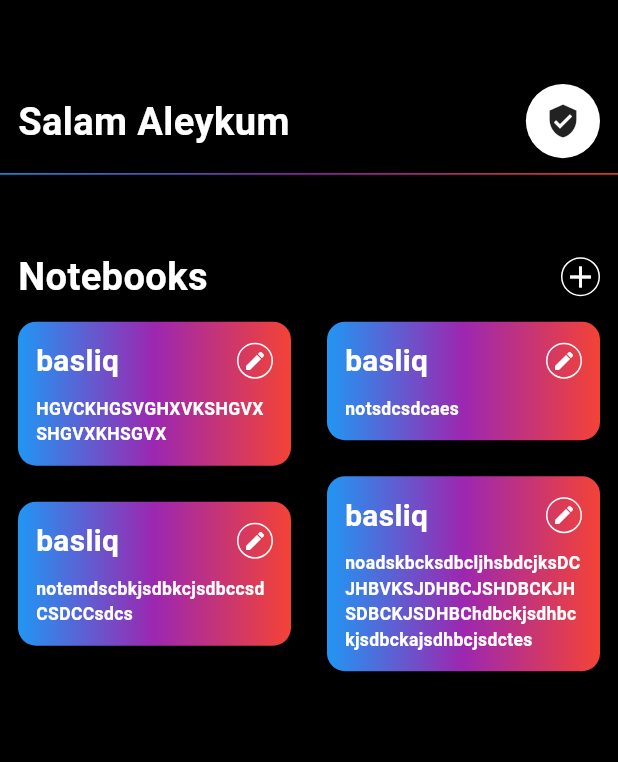
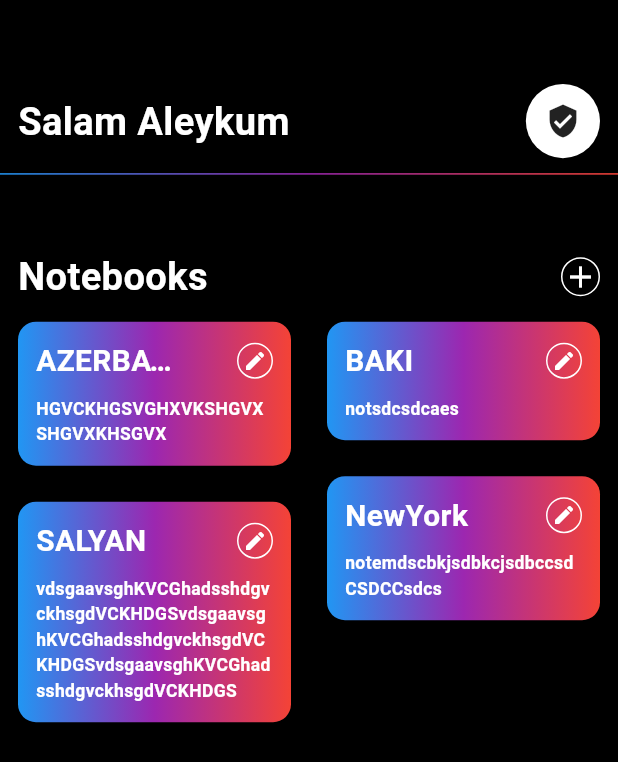
Before and after one commit to QalibJs/todo-app, a Flutter app: the screen it shows after launch, on a phone screen of 412 x 824 dp. Shown: the top 762 px of the screen. Run offline on Flutter 3.47's test engine with Material 2 defaults, Android fonts, the phone set to English and light mode, and no system bars; our stand-ins replace sizer.

Commit message:
second commit

```diff
--- a/lib/app/home/screen/home_screen.dart
+++ b/lib/app/home/screen/home_screen.dart
@@ -9,9 +9,9 @@ class HomeScreen extends StatelessWidget {
   @override
   Widget build(BuildContext context) {
     return Scaffold(
-      backgroundColor: Appcolors.black,
+      backgroundColor: AppColors.black,
       appBar: AppBar(
-        backgroundColor: Appcolors.black,
+        backgroundColor: AppColors.black,
         elevation: 0,
       ),
       body: const Column(
--- a/lib/app/home/widgets/home_edit_wigdet.dart
+++ b/lib/app/home/widgets/home_edit_wigdet.dart
@@ -5,15 +5,24 @@ import 'package:todo/constant/app_paddings.dart';
 import 'package:todo/constant/app_text_style.dart';
 
 class HomeEditWidget extends StatelessWidget {
-  const HomeEditWidget({super.key});
+  final String title;
+  const HomeEditWidget({
+    super.key,
+    required this.title,
+  });
 
   @override
   Widget build(BuildContext context) {
     return Row(
       children: [
-        Text(
-          "basliq",
-          style: AppTextStyle.headerNotes,
+        SizedBox(
+          width: 100,
+          child: Text(
+            title,
+            style: title.length < 6
+                ? AppTextStyle.headerNotes
+                : AppTextStyle.overFlowedHeaderNotes,
+          ),
         ),
         const Spacer(),
         Container(
@@ -22,7 +31,7 @@ class HomeEditWidget extends StatelessWidget {
           child: Icon(
             Icons.edit,
             size: 16,
-            color: Appcolors.white,
+            color: AppColors.white,
           ),
         ),
       ],
--- a/lib/app/home/widgets/home_grid_tile_widget.dart
+++ b/lib/app/home/widgets/home_grid_tile_widget.dart
@@ -5,14 +5,18 @@ import 'package:todo/app/home/widgets/home_notes_widget.dart';
 import 'package:todo/constant/app_box_decoration.dart';
 import 'package:todo/constant/app_paddings.dart';
 import 'package:todo/constant/app_sized_box.dart';
+import 'package:todo/data/model/home_model.dart';
 
 class HomeGridTileWidget extends StatelessWidget {
   final String datas;
+  final String title;
   final int index;
+  final List<HomeModel> homeModel;
   const HomeGridTileWidget({
     Key? key,
     required this.datas,
     required this.index,
+    required this.homeModel, required this.title,
   }) : super(key: key);
 
   @override
@@ -24,9 +28,11 @@ class HomeGridTileWidget extends StatelessWidget {
       child: Column(
         crossAxisAlignment: CrossAxisAlignment.start,
         children: [
-          const HomeEditWidget(),
+          HomeEditWidget(title: title,),
           AppSizedBox.h10,
-          HomeNotesWidget(datas: datas)
+          HomeNotesWidget(
+            datas: datas,
+          )
         ],
       ),
     );
--- a/lib/app/home/widgets/home_grid_view_widget.dart
+++ b/lib/app/home/widgets/home_grid_view_widget.dart
@@ -25,6 +25,7 @@ class HomeGridViewWidget extends StatelessWidget {
                 return HomeGridTileWidget(
                   datas: datas.notes,
                   index: index,
+                  homeModel: homeModel, title: datas.title,
                 );
               },
             ),
--- a/lib/app/home/widgets/home_notes_widget.dart
+++ b/lib/app/home/widgets/home_notes_widget.dart
@@ -3,13 +3,18 @@ import 'package:todo/constant/app_text_style.dart';
 
 class HomeNotesWidget extends StatelessWidget {
   final String datas;
-  const HomeNotesWidget({super.key, required this.datas});
+  const HomeNotesWidget({
+    super.key,
+    required this.datas,
+  });
 
   @override
   Widget build(BuildContext context) {
     return Text(
       datas,
-      style: AppTextStyle.homeNotes,
+      style: datas.length < 120
+          ? AppTextStyle.homeNotes
+          : AppTextStyle.overFlowedHomeNotes,
     );
   }
 }
--- a/lib/app/home/widgets/home_second_header_widget.dart
+++ b/lib/app/home/widgets/home_second_header_widget.dart
@@ -33,7 +33,7 @@ class HomeSecondHeaderWidget extends StatelessWidget {
               decoration: AppBoxDecoration.addButton,
               child: Icon(
                 Icons.add_outlined,
-                color: Appcolors.white,
+                color: AppColors.white,
               ),
             ),
           )
--- a/lib/constant/app_box_decoration.dart
+++ b/lib/constant/app_box_decoration.dart
@@ -9,9 +9,9 @@ class AppBoxDecoration {
           begin: Alignment.centerLeft,
           end: Alignment.centerRight,
           colors: [
-            Appcolors.blue,
-            Appcolors.purple,
-            Appcolors.red,
+            AppColors.blue,
+            AppColors.purple,
+            AppColors.red,
           ],
         ),
       );
@@ -22,12 +22,12 @@ class AppBoxDecoration {
       );
 
   static BoxDecoration get ppDec => BoxDecoration(
-        color: Appcolors.white,
+        color: AppColors.white,
         borderRadius: BorderRadius.circular(50),
       );
 
   static BoxDecoration get addButton => BoxDecoration(
-        border: Border.all(color: Appcolors.white),
+        border: Border.all(color: AppColors.white),
         borderRadius: BorderRadius.circular(50),
       );
   static BoxDecoration get noteBoxes => BoxDecoration(
@@ -36,9 +36,9 @@ class AppBoxDecoration {
           begin: Alignment.centerLeft,
           end: Alignment.centerRight,
           colors: [
-            Appcolors.blue,
-            Appcolors.purple,
-            Appcolors.red,
+            AppColors.blue,
+            AppColors.purple,
+            AppColors.red,
           ],
         ),
       );
--- a/lib/constant/app_colors.dart
+++ b/lib/constant/app_colors.dart
@@ -1,7 +1,7 @@
 import 'package:flutter/material.dart';
 
-class Appcolors {
-  Appcolors._();
+class AppColors {
+  AppColors._();
 
   static Color white = Colors.white;
   static Color black = Colors.black;
--- a/lib/constant/app_text.dart
+++ b/lib/constant/app_text.dart
@@ -4,4 +4,5 @@ class AppTexts {
   static String get hi => "Salam Aleykum";
   static String get noteBooks => "Notebooks";
   static String get empty => "Not any information";
+  static String get title => "Title";
 }
--- a/lib/constant/app_text_style.dart
+++ b/lib/constant/app_text_style.dart
@@ -6,15 +6,31 @@ class AppTextStyle {
   AppTextStyle._();
 
   static TextStyle get headerText => TextStyle(
-      fontSize: 18.5.sp, fontWeight: FontWeight.bold, color: Appcolors.white);
+      fontSize: 18.5.sp, fontWeight: FontWeight.bold, color: AppColors.white);
   static TextStyle get homeNotes => TextStyle(
         fontSize: 8.5.sp,
         fontWeight: FontWeight.bold,
-        color: Appcolors.white,
+        color: AppColors.white,
       );
+  static TextStyle get overFlowedHomeNotes => TextStyle(
+      fontSize: 8.5.sp,
+      fontWeight: FontWeight.bold,
+      color: AppColors.white,
+      overflow: TextOverflow.ellipsis);
   static TextStyle get headerNotes => TextStyle(
         fontSize: 14.5.sp,
         fontWeight: FontWeight.bold,
-        color: Appcolors.white,
+        color: AppColors.white,
+      );
+  static TextStyle get overFlowedHeaderNotes => TextStyle(
+        fontSize: 14.5.sp,
+        fontWeight: FontWeight.bold,
+        color: AppColors.white,
+        overflow: TextOverflow.ellipsis,
+      );
+  static TextStyle get smallText => TextStyle(
+        fontSize: 11.5.sp,
+        fontWeight: FontWeight.bold,
+        color: AppColors.white,
       );
 }
--- a/lib/data/model/home_model.dart
+++ b/lib/data/model/home_model.dart
@@ -9,10 +9,10 @@ class HomeModel {
   static List<HomeModel> model = [
     HomeModel(notes: "HGVCKHGSVGHXVKSHGVXSHGVXKHSGVX", title: "AZERBAYCAN"),
     HomeModel(notes: "notsdcsdcaes", title: "BAKI"),
+    HomeModel(notes: "notemdscbkjsdbkcjsdbccsdCSDCCsdcs", title: "NewYork"),
     HomeModel(
         notes:
-            "noadskbcksdbcljhsbdcjksDCJHBVKSJDHBCJSHDBCKJHSDBCKJSDHBChdbckjsdhbckjsdbckajsdhbcjsdctes",
-        title: "NEW YORk"),
-    HomeModel(notes: "notemdscbkjsdbkcjsdbccsdCSDCCsdcs", title: "SALYAN"),
+            "vdsgaavsghKVCGhadsshdgvckhsgdVCKHDGSvdsgaavsghKVCGhadsshdgvckhsgdVCKHDGSvdsgaavsghKVCGhadsshdgvckhsgdVCKHDGS",
+        title: "SALYAN"),
   ];
 }
```
Also changed, not shown: lib/app/note/screens/note_screen.dart (+6 -4 lines), lib/app/note/widgets/note_app_bar_widget.dart (added, +26 -0 lines), lib/constant/app_input_style_widget.dart (added, +7 -0 lines), lib/global/widgets/global_input_widge.dart (added, +74 -0 lines).
